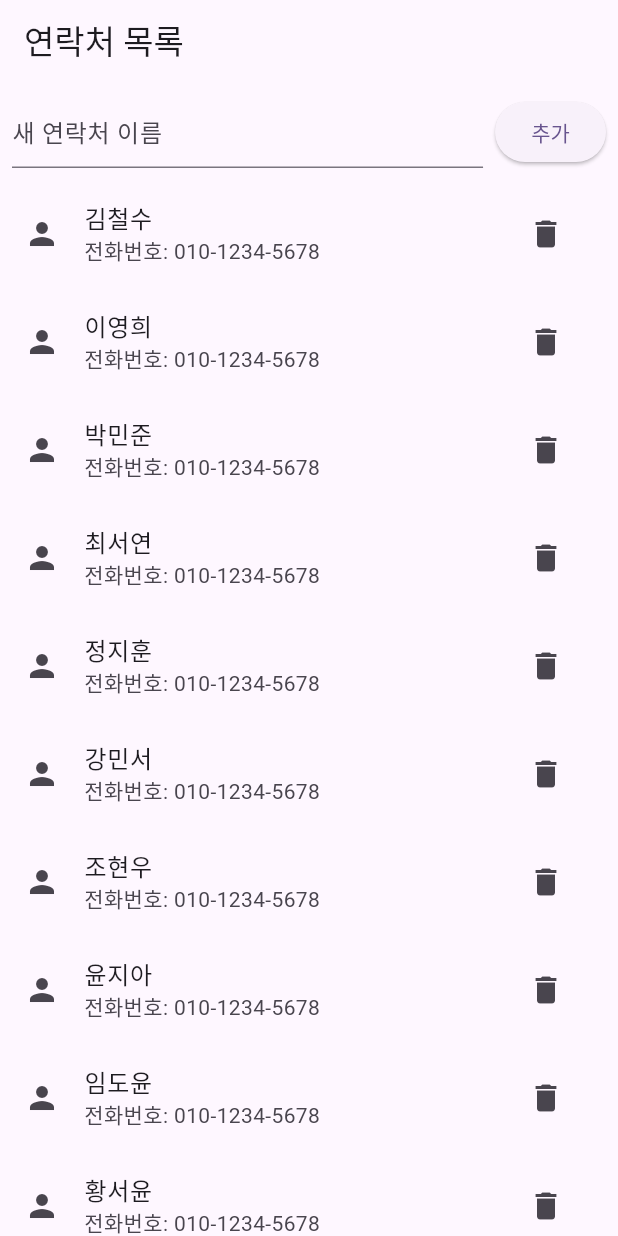
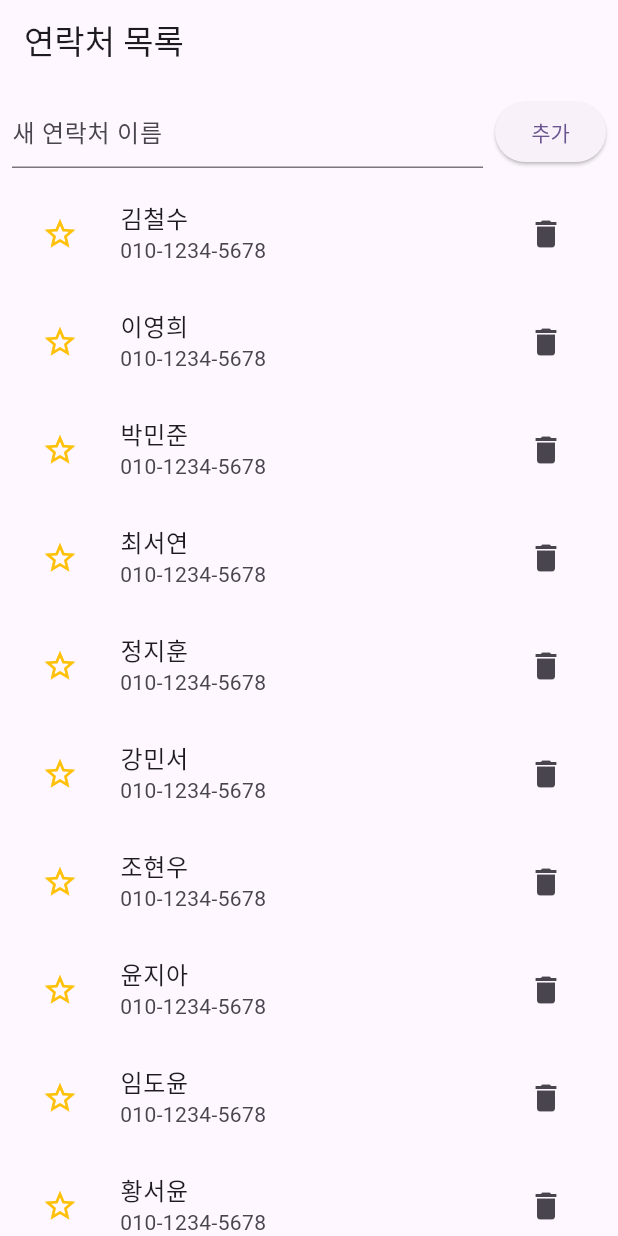
Before and after one commit to seongholim-11/flutter-study, a Flutter app: the screen it shows after launch, on a phone screen of 412 x 824 dp. Run offline on Flutter 3.47's test engine with Material 3 defaults, Android fonts, the phone set to English and light mode, and no system bars.

Commit message:
9단계 완료

```diff
--- a/lib/main.dart
+++ b/lib/main.dart
@@ -21,6 +21,15 @@ class MyApp extends StatelessWidget {
   }
 }
 
+class Contact {
+  String name;
+  String phone;
+  bool isFavorite; // 즐겨찾기 여부
+
+  // 생성자
+  Contact({required this.name, required this.phone, this.isFavorite = false});
+}
+
 // ... (ContactListPage, _ContactListPageState 코드는 변경 없음) ...
 class ContactListPage extends StatefulWidget {
   const ContactListPage({super.key});
@@ -30,10 +39,22 @@ class ContactListPage extends StatefulWidget {
 }
 
 class _ContactListPageState extends State<ContactListPage> {
-  final List<String> _contacts = [
-    '김철수', '이영희', '박민준', '최서연', '정지훈',
-    '강민서', '조현우', '윤지아', '임도윤', '황서윤',
-    '송하준', '오은서', '장시우', '신예은', '한지민'
+  final List<Contact> _contacts = [
+    Contact(name: '김철수', phone: '010-1234-5678', isFavorite: false),
+    Contact(name: '이영희', phone: '010-1234-5678', isFavorite: false),
+    Contact(name: '박민준', phone: '010-1234-5678', isFavorite: false),
+    Contact(name: '최서연', phone: '010-1234-5678', isFavorite: false),
+    Contact(name: '정지훈', phone: '010-1234-5678', isFavorite: false),
+    Contact(name: '강민서', phone: '010-1234-5678', isFavorite: false),
+    Contact(name: '조현우', phone: '010-1234-5678', isFavorite: false),
+    Contact(name: '윤지아', phone: '010-1234-5678', isFavorite: false),
+    Contact(name: '임도윤', phone: '010-1234-5678', isFavorite: false),
+    Contact(name: '황서윤', phone: '010-1234-5678', isFavorite: false),
+    Contact(name: '송하준', phone: '010-1234-5678', isFavorite: false),
+    Contact(name: '오은서', phone: '010-1234-5678', isFavorite: false),
+    Contact(name: '장시우', phone: '010-1234-5678', isFavorite: false),
+    Contact(name: '신예은', phone: '010-1234-5678', isFavorite: false),
+    Contact(name: '한지민', phone: '010-1234-5678', isFavorite: false),
   ];
 
   final _controller = TextEditingController();
@@ -47,15 +68,44 @@ class _ContactListPageState extends State<ContactListPage> {
   void _addContact() {
     if (_controller.text.isNotEmpty) {
       setState(() {
-        _contacts.add(_controller.text);
+        _contacts.add(Contact(name: _controller.text, phone: '010-0000-0000'));
       });
       _controller.clear();
     }
   }
 
+  void _toggleFavorite(int index) {
+    setState(() {
+      _contacts[index].isFavorite = !_contacts[index].isFavorite;
+    });
+  }
+
   void _removeContact(int index) {
     setState(() {
-      _contacts.removeAt(index);
+      showDialog(
+        context: context, // 현재 위젯의 context
+        builder: (BuildContext dialogContext) {
+          return AlertDialog(
+            title: const Text('삭제 확인'),
+            content: const Text('정말로 삭제하시겠습니까?'),
+            actions: [
+              TextButton(
+                onPressed: () => Navigator.pop(dialogContext), // 다이얼로그 닫기
+                child: const Text('취소'),
+              ),
+              TextButton(
+                onPressed: () {
+                  // ... 실제 삭제 로직 실행 ...
+
+                  _contacts.removeAt(index);
+                  Navigator.pop(dialogContext); // 다이얼로그 닫기
+                },
+                child: const Text('삭제'),
+              ),
+            ],
+          );
+        },
+      );
     });
   }
 
@@ -66,19 +116,26 @@ class _ContactListPageState extends State<ContactListPage> {
       body: Column(
         children: [
           ContactInput(controller: _controller, onAdd: _addContact),
-          ContactListView(contacts: _contacts, onRemove: _removeContact),
+          ContactListView(
+            contacts: _contacts,
+            onRemove: _removeContact,
+            onToggleFavorite: _toggleFavorite,
+          ),
         ],
       ),
     );
   }
 }
 
-
 class ContactInput extends StatelessWidget {
   final TextEditingController controller;
   final VoidCallback onAdd;
 
-  const ContactInput({super.key, required this.controller, required this.onAdd});
+  const ContactInput({
+    super.key,
+    required this.controller,
+    required this.onAdd,
+  });
 
   @override
   Widget build(BuildContext context) {
@@ -106,10 +163,16 @@ class ContactInput extends StatelessWidget {
 }
 
 class ContactListView extends StatelessWidget {
-  final List<String> contacts;
+  final List<Contact> contacts;
   final void Function(int) onRemove;
+  final void Function(int) onToggleFavorite;
 
-  const ContactListView({super.key, required this.contacts, required this.onRemove});
+  const ContactListView({
+    super.key,
+    required this.contacts,
+    required this.onRemove,
+    required this.onToggleFavorite,
+  });
 
   @override
   Widget build(BuildContext context) {
@@ -118,9 +181,17 @@ class ContactListView extends StatelessWidget {
         itemCount: contacts.length,
         itemBuilder: (BuildContext context, int index) {
           return ListTile(
-            leading: const Icon(Icons.person),
-            title: Text(contacts[index]),
-            subtitle: const Text("전화번호: 010-1234-5678"),
+            leading: IconButton(
+              onPressed: () {
+                onToggleFavorite(index);
+              },
+              color: Colors.amber,
+              icon: contacts[index].isFavorite
+                  ? Icon(Icons.star)
+                  : Icon(Icons.star_border),
+            ),
+            title: Text(contacts[index].name),
+            subtitle: Text(contacts[index].phone),
             trailing: IconButton(
               icon: const Icon(Icons.delete),
               onPressed: () {
@@ -132,8 +203,8 @@ class ContactListView extends StatelessWidget {
                 context,
                 MaterialPageRoute(
                   builder: (context) => ContactDetailPage(
-                    name: contacts[index],
-                    phone: '010-1234-5678',
+                    name: contacts[index].name,
+                    phone: contacts[index].phone,
                   ),
                 ),
               );
@@ -168,7 +239,9 @@ class ContactDetailPage extends StatelessWidget {
             const SizedBox(height: 16),
             Text(
               name,
-              style: Theme.of(context).textTheme.headlineMedium, // 테마의 headlineMedium 스타일
+              style: Theme.of(
+                context,
+              ).textTheme.headlineMedium, // 테마의 headlineMedium 스타일
             ),
             const SizedBox(height: 8),
             Text(
```
